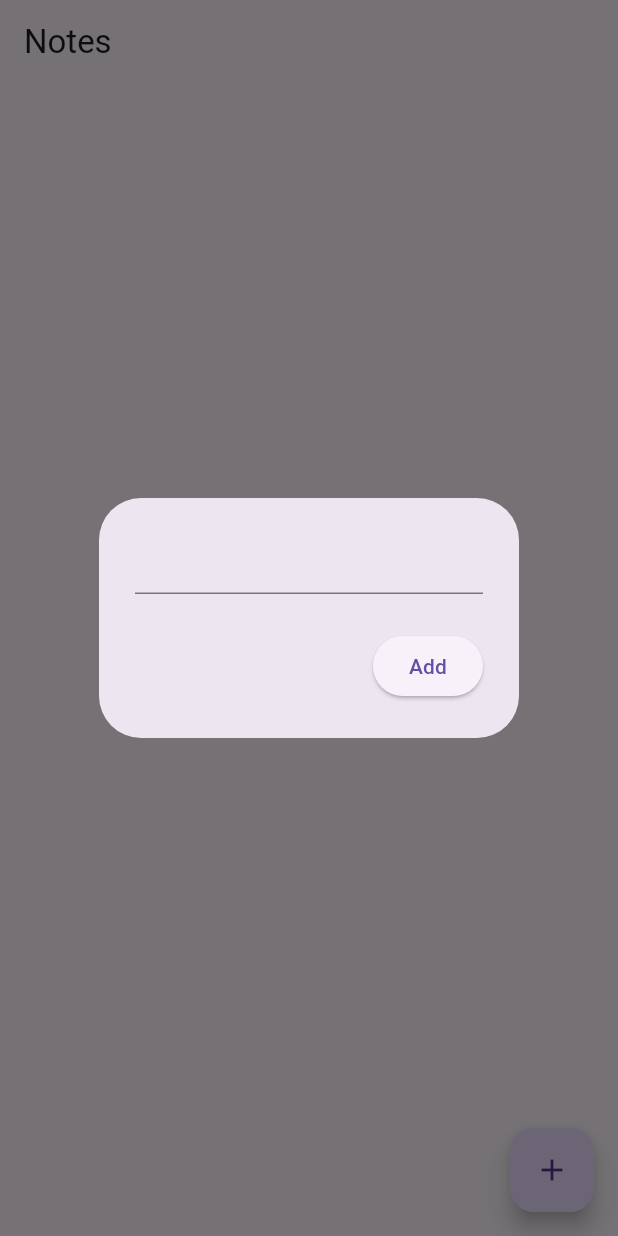
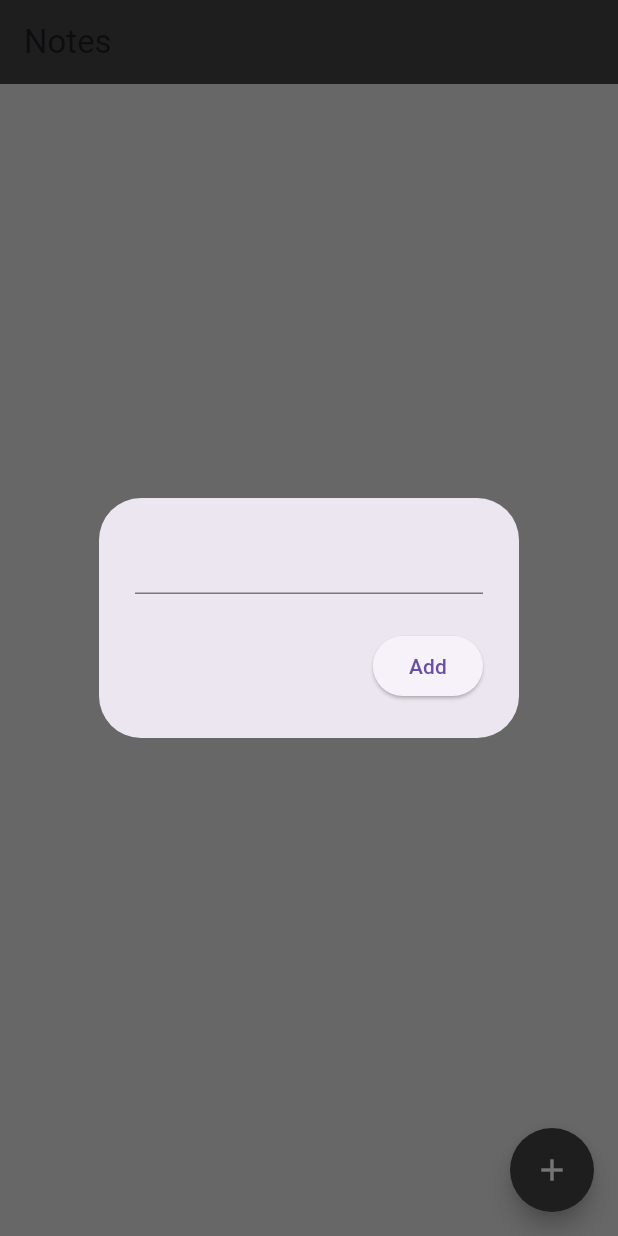
Before and after one commit to cjmartin89/crudTutorial, a Flutter app: the screen it shows after launch, after a tap on the "add" icon, on a phone screen of 412 x 824 dp. Run offline on Flutter 3.47's test engine with Material 3 defaults, Android fonts, the phone set to English and light mode, and no system bars; our stand-ins replace cloud_firestore, firebase_core; accounts and stored records are empty.

Commit message:
Completed App

```diff
--- a/Flutter Apps/crud_tutorial_app/lib/pages/home_page.dart
+++ b/Flutter Apps/crud_tutorial_app/lib/pages/home_page.dart
@@ -1,3 +1,4 @@
+import 'package:cloud_firestore/cloud_firestore.dart';
 import 'package:crud_tutorial_app/services/firestore.dart';
 import 'package:flutter/material.dart';
 
@@ -9,12 +10,13 @@ class HomePage extends StatefulWidget {
 }
 
 class _HomePageState extends State<HomePage> {
-
+  // firestore
+  final FirestoreService firestoreService = FirestoreService();
   // text controller
   final TextEditingController textController = TextEditingController();
 
   // open a dialog box to add a note
-  void openNoteBox() {
+  void openNoteBox ({String? docID}) {
     showDialog(
       context: context,
       builder: (context) => AlertDialog(
@@ -26,17 +28,20 @@ class _HomePageState extends State<HomePage> {
           ElevatedButton(
             onPressed: () {
               // add a new note
-              FirestoreService().addNote(textController.text);
-
+              if (docID == null) {
+                firestoreService.addNote(textController.text);
+              }
+              // update an existing note
+              else {
+                firestoreService.updateNote(docID, textController.text);
+              }
               // clear the text controller
               textController.clear();
-
               // clear the box
               Navigator.pop(context);
             },
-            child: Text('Add'),
-            ),
-
+            child: const Text('Add'),
+          ),
         ],
       ),
     );
@@ -45,13 +50,81 @@ class _HomePageState extends State<HomePage> {
   @override
   Widget build(BuildContext context) {
     return Scaffold(
+      backgroundColor: Colors.grey[300],
       appBar: AppBar(
-        title: Text('Notes'),
+        backgroundColor: Colors.grey[800],
+        title: const Text('Notes'),
       ),
       floatingActionButton: FloatingActionButton(
+        shape: CircleBorder(),
+        backgroundColor: Colors.grey[800],
+        foregroundColor: Colors.white,
         onPressed: openNoteBox,
         child: const Icon(Icons.add),
+      ),
+      body: Container(
+        padding: EdgeInsets.only(top: 25),
+        child: StreamBuilder(
+          stream: FirestoreService().getNotesStream(),
+          builder: (context, snapshot) {
+            // if we have data get all the docs
+            if (snapshot.hasData) {
+              List notesList = snapshot.data!.docs;
+              // display a list
+              return ListView.builder(
+                itemCount: notesList.length,
+                itemBuilder: (context, index) {
+                // get each individual document
+                DocumentSnapshot document = notesList[index];
+                String docID = document.id;
+
+                // get note from each doc
+                Map<String, dynamic> data =
+                    document.data() as Map<String, dynamic>;
+                String noteText = data['note'];
+
+                // display as a list tile ui
+                return Padding(
+                  padding: const EdgeInsets.symmetric(horizontal: 25.0),
+                  child: Container(
+                    height: 100,
+                    margin: const EdgeInsets.only(bottom: 25),
+                    decoration: BoxDecoration(
+                      borderRadius: BorderRadius.circular(8),
+                      // border: Border.all(),
+                      color: Colors.white,
+                    ),
+                    child: Center(
+                      child: ListTile(
+                        title: Text(noteText),
+                        trailing: Row(
+                          mainAxisSize: MainAxisSize.min,
+                          children: [
+                            // update button
+                            IconButton(
+                              onPressed: () => openNoteBox(docID: docID),
+                              icon: const Icon(Icons.settings),
+                              ),
+                            // delete button
+                            IconButton(
+                              onPressed: () => firestoreService.deleteNote(docID),
+                              icon: const Icon(Icons.delete),
+                              ),
+                          ],
+                        ),
+                      ),
+                    ),
+                  ),
+                );
+              });
+            }
+            // if there is no data return nothing
+             else {
+              return const Text('No Notes');
+             }
+          }
         ),
+      ),
     );
   }
 }
--- a/Flutter Apps/crud_tutorial_app/lib/services/firestore.dart
+++ b/Flutter Apps/crud_tutorial_app/lib/services/firestore.dart
@@ -14,8 +14,23 @@ class FirestoreService {
   }
 
   // Read: get notes from database
+  Stream<QuerySnapshot> getNotesStream() {
+    final notesStream =
+        notes.orderBy('timestamp', descending: true).snapshots();
+
+    return notesStream;
+  }
 
   // Update: update notes given a doc id
+  Future<void> updateNote(String docID, String newNote) {
+    return notes.doc(docID).update({
+      'note': newNote,
+      'timestamp': Timestamp.now(),
+    });
+  }
 
   // Delete: delete notes given a dec id
+  Future<void> deleteNote(String docID) {
+    return notes.doc(docID).delete();
+  }
 }
```
